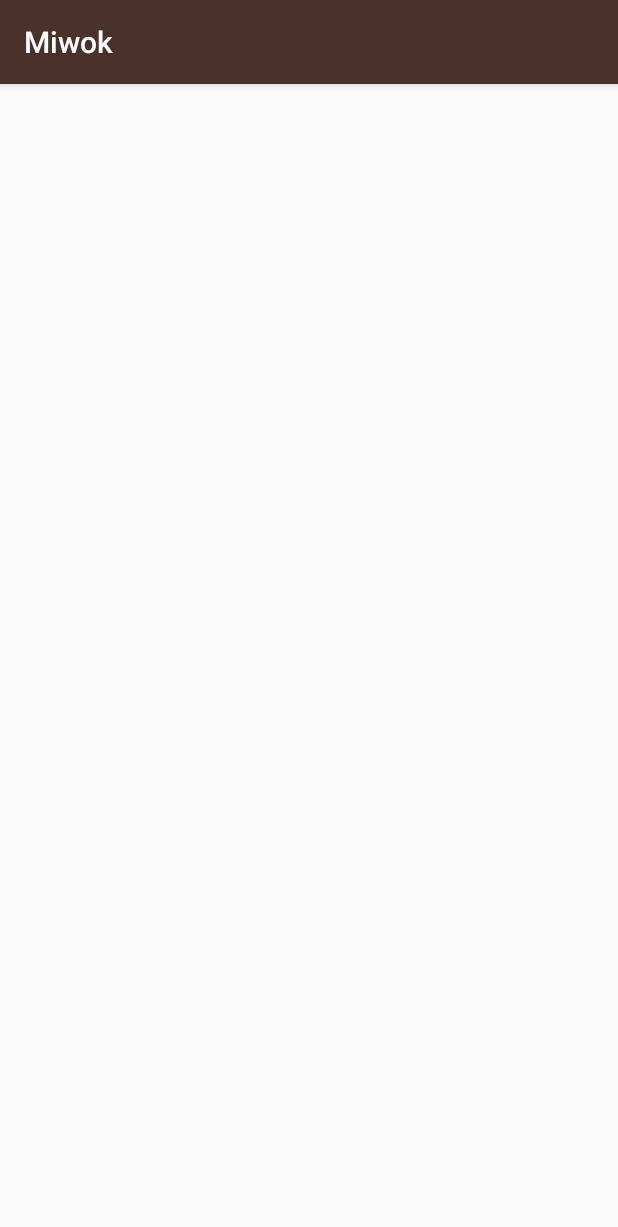
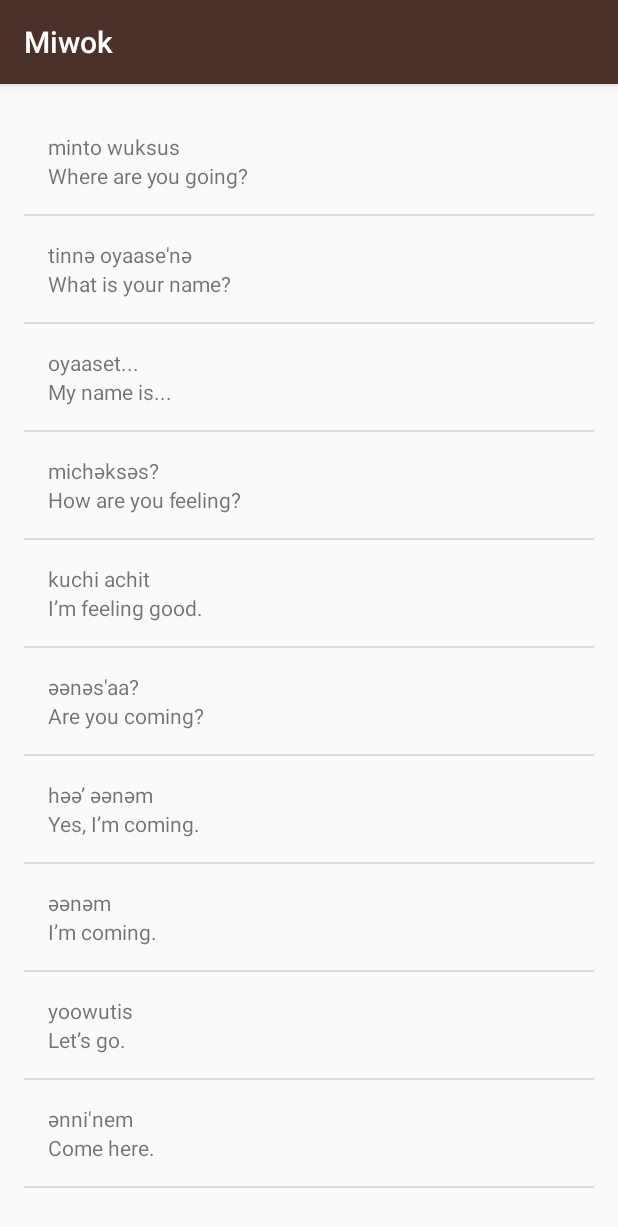
Before and after one commit to zizoh/miwok-app, an Android app: the PhrasesActivity screen opened directly, with no data from a screen before it, on a phone screen of 412 x 824 dp. Shown: the top 1227 px of the screen. Run offline under Robolectric (Android 15) with nearby library versions, the phone set to English and light mode, and no system bars.

Commit message:
modify PhrasesActivity by adding the Miwok and English translations of phrases

```diff
--- a/app/src/main/java/com/example/android/miwok/PhrasesActivity.java
+++ b/app/src/main/java/com/example/android/miwok/PhrasesActivity.java
@@ -1,13 +1,45 @@
 package com.example.android.miwok;
 
+import android.os.Bundle;
 import android.support.v7.app.AppCompatActivity;
-import android.os.Bundle;
+import android.widget.ListView;
+
+import java.util.ArrayList;
 
 public class PhrasesActivity extends AppCompatActivity {
 
     @Override
     protected void onCreate(Bundle savedInstanceState) {
         super.onCreate(savedInstanceState);
-        setContentView(R.layout.activity_phrases);
+        setContentView(R.layout.activity_numbers);
+
+        // Create an arraylist of words
+        ArrayList<Word> words = new ArrayList<Word>();
+        words.add(new Word("Where are you going?", "minto wuksus"));
+        words.add(new Word("What is your name?", "tinnә oyaase'nә"));
+        words.add(new Word("My name is...", "oyaaset..."));
+        words.add(new Word("How are you feeling?", "michәksәs?"));
+        words.add(new Word("I’m feeling good.", "kuchi achit"));
+        words.add(new Word("Are you coming?", "әәnәs'aa?"));
+        words.add(new Word("Yes, I’m coming.", "hәә’ әәnәm"));
+        words.add(new Word("I’m coming.", "әәnәm"));
+        words.add(new Word("Let’s go.", "yoowutis"));
+        words.add(new Word("Come here.", "әnni'nem"));
+
+        // Create an {@link WordAdapter}, whose data source is a list of {@Word}s. The
+        // adapter knows how to create list items in the list
+        WordAdapter adapter =
+                new WordAdapter(this, words);
+
+        // Find the {@link ListView} object in the view hierarchy of the {@link Activity}.
+        // There should be a {@link ListView} with the view ID called list which is declared in the
+        // activity_numbers.xml layout file.
+        ListView listView = (ListView) findViewById(R.id.list);
+
+        // Make the {@link ListView} use the {@link WordAdapter} created above so that the
+        // {@link ListView} will display list items for each {@link Word} in the list.
+        // Do this by calling the setAdapter method on the {@link ListView} object and pass in
+        // 1 argument which is the {@link WordAdapter} with the variable name adapter.
+        listView.setAdapter(adapter);
     }
 }
```
